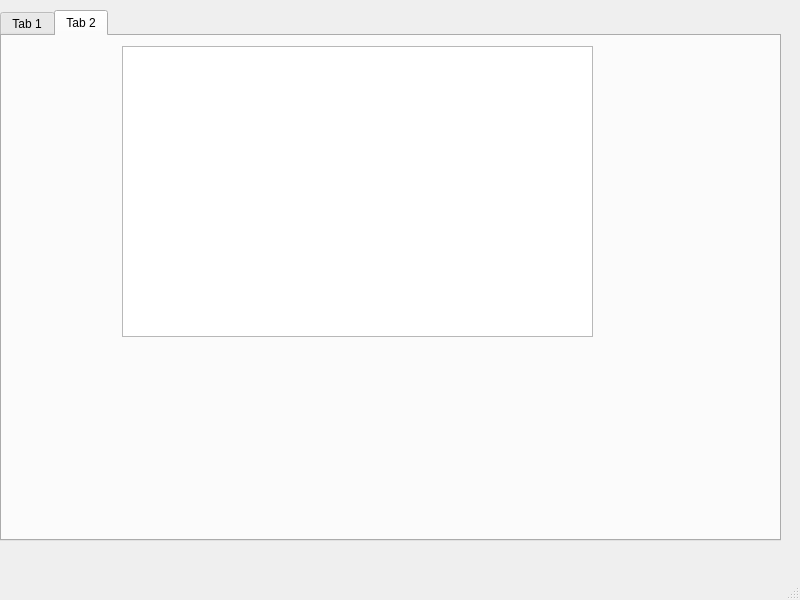
This is mainwindow.ui in Darragh-Grealish/Zork_Practice as Qt 5 draws it before an edit. The edited form follows.
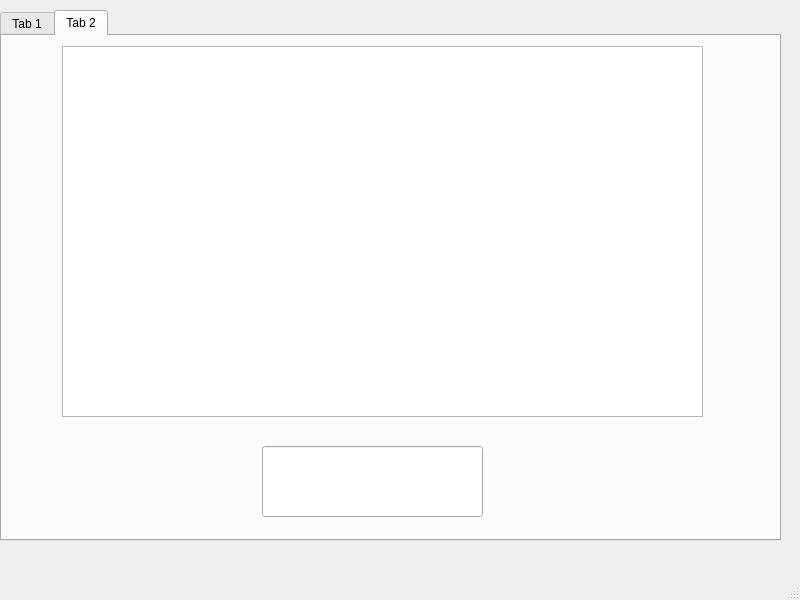
This is the edited form. The open tabs and pages were chosen to show the change.

```diff
--- a/mainwindow.ui
+++ b/mainwindow.ui
@@ -110,16 +110,6 @@
        <enum>QTextEdit::WidgetWidth</enum>
       </property>
      </widget>
-     <widget class="QLineEdit" name="MyLineEdit">
-      <property name="geometry">
-       <rect>
-        <x>550</x>
-        <y>420</y>
-        <width>221</width>
-        <height>71</height>
-       </rect>
-      </property>
-     </widget>
      <widget class="QPushButton" name="map">
       <property name="geometry">
        <rect>
@@ -180,10 +170,20 @@
      <widget class="QTextBrowser" name="textBrowser_2">
       <property name="geometry">
        <rect>
-        <x>120</x>
+        <x>60</x>
         <y>10</y>
-        <width>471</width>
-        <height>291</height>
+        <width>641</width>
+        <height>371</height>
+       </rect>
+      </property>
+     </widget>
+     <widget class="QLineEdit" name="MyLineEdit">
+      <property name="geometry">
+       <rect>
+        <x>260</x>
+        <y>410</y>
+        <width>221</width>
+        <height>71</height>
        </rect>
       </property>
      </widget>
```
Left out of the diff: 2 changed lines with no effect on the pictures.
